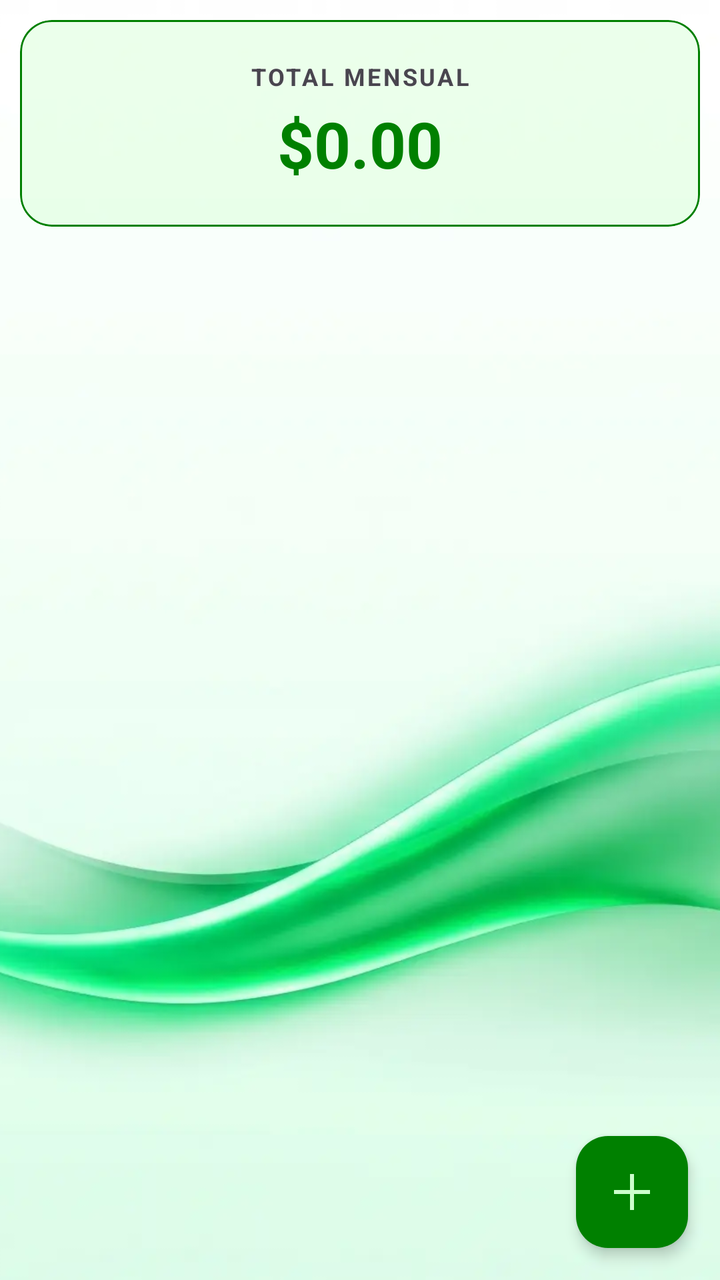
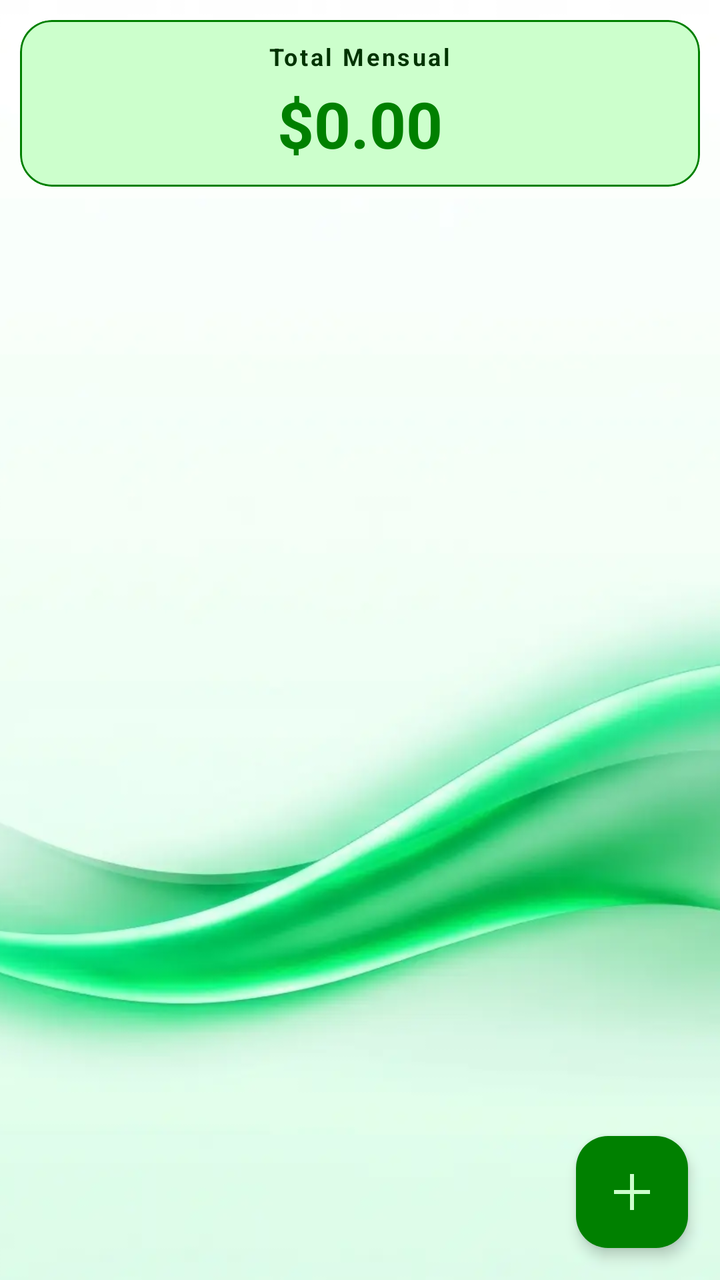

Compare the two renders of this Android layout. The source of the first and the diff that turns it into the second are given below.
<!-- AndroidManifest.xml: application theme Theme.MyLittleFinanControl -->
<!-- res/layout/fragment_gastos_fijos.xml -->
<?xml version="1.0" encoding="utf-8"?>
<RelativeLayout xmlns:android="http://schemas.android.com/apk/res/android"
    xmlns:app="http://schemas.android.com/apk/res-auto"
    xmlns:tools="http://schemas.android.com/tools"
    android:layout_width="match_parent"
    android:layout_height="match_parent"
    tools:context=".Fragmentos.FragmentGastosFijos">

    <ImageView
        android:id="@+id/imagenFondo"
        android:layout_width="match_parent"
        android:layout_height="match_parent"
        android:src="@drawable/background_1_ligth"
        android:scaleType="centerCrop" />

    
    <com.google.android.material.card.MaterialCardView
        android:id="@+id/cv_total"
        android:layout_width="match_parent"
        android:layout_height="wrap_content"
        android:layout_marginTop="20dp"
        app:cardCornerRadius="16dp"
        app:cardElevation="0dp"
        app:cardBackgroundColor="@color/primary_glass"
        app:strokeWidth="1dp"
        android:layout_marginVertical="10dp"
        android:layout_marginHorizontal="10dp"
        android:padding="10dp"
        app:strokeColor="@color/primary">

        <LinearLayout
            android:layout_width="match_parent"
            android:layout_height="wrap_content"
            android:orientation="vertical"
            android:padding="20dp"
            android:gravity="center">

            <TextView
                android:layout_width="wrap_content"
                android:layout_height="wrap_content"
                android:text="TOTAL MENSUAL"
                android:textSize="12sp"
                android:letterSpacing="0.1"
                android:textColor="?attr/colorOnSurfaceVariant"
                android:textStyle="bold" />

            <TextView
                android:id="@+id/tv_total_monto"
                android:layout_width="wrap_content"
                android:layout_height="wrap_content"
                android:text="$0.00"
                android:textSize="32sp"
                android:textColor="@color/primary"
                android:textStyle="bold"
                android:layout_marginTop="4dp"/>
        </LinearLayout>
    </com.google.android.material.card.MaterialCardView>

    
    <androidx.recyclerview.widget.RecyclerView
        android:id="@+id/rv_gastos_fijos"
        android:layout_width="match_parent"
        android:layout_height="match_parent"
        android:layout_below="@id/cv_total"
        android:layout_marginHorizontal="6dp"
        tools:listitem="@layout/item_gasto_fijo"/>

    
    <com.google.android.material.floatingactionbutton.FloatingActionButton
        android:id="@+id/fab_agregar"
        android:layout_width="wrap_content"
        android:layout_height="wrap_content"
        android:layout_alignParentEnd="true"
        android:layout_alignParentBottom="true"
        android:layout_margin="16dp"
        android:src="@drawable/ic_add"
        app:backgroundTint="@color/primary"
        app:tint="@color/white"
        app:elevation="4dp"
        android:contentDescription="@string/txt_agregar_gasto_fijo" />

</RelativeLayout>
<!-- res/layout/item_gasto_fijo.xml (included above) -->
<?xml version="1.0" encoding="utf-8"?>
<com.google.android.material.card.MaterialCardView xmlns:android="http://schemas.android.com/apk/res/android"
    xmlns:app="http://schemas.android.com/apk/res-auto"
    android:layout_width="match_parent"
    android:layout_height="wrap_content"
    app:cardBackgroundColor="@color/primary_glass"
    app:cardCornerRadius="8dp"
    app:cardElevation="0dp"
    app:cardUseCompatPadding="true"
    app:strokeWidth="1dp"
    app:strokeColor="@color/primary">

    <RelativeLayout
        android:layout_width="match_parent"
        android:layout_height="wrap_content"
        android:padding="15dp">

        <LinearLayout
            android:layout_width="wrap_content"
            android:layout_height="wrap_content"
            android:layout_alignParentStart="true"
            android:layout_toStartOf="@+id/ll_acciones"
            android:orientation="vertical">

            <TextView
                android:id="@+id/tv_concepto"
                android:layout_width="wrap_content"
                android:layout_height="wrap_content"
                android:text="CONCEPTO"
                android:textAllCaps="true"
                android:textSize="16sp"
                android:textStyle="bold"
                android:textColor="@color/black" />

            <TextView
                android:id="@+id/tv_monto"
                android:layout_width="wrap_content"
                android:layout_height="wrap_content"
                android:layout_marginTop="4dp"
                android:text="1000000"
                android:textSize="15sp"
                android:textColor="@color/primary" />

            <TextView
                android:id="@+id/tv_categoria"
                android:layout_width="wrap_content"
                android:layout_height="wrap_content"
                android:layout_marginTop="4dp"
                android:text="CATEGORÍA"
                android:textAllCaps="true"
                android:textStyle="bold"
                android:textSize="14sp"
                android:textColor="@color/black"/>

            <TextView
                android:id="@+id/tv_pago_info"
                android:layout_width="wrap_content"
                android:layout_height="wrap_content"
                android:layout_marginTop="2dp"
                android:text="Día 15 - Mensual"
                android:textSize="11sp"
                android:textColor="@color/primary" />

        </LinearLayout>

        <LinearLayout
            android:id="@+id/ll_acciones"
            android:layout_width="wrap_content"
            android:layout_height="wrap_content"
            android:layout_alignParentEnd="true"
            android:layout_centerVertical="true"
            android:orientation="horizontal">
            <ImageView
                android:id="@+id/iv_editar"
                android:layout_alignParentEnd="true"
                android:src="@drawable/ic_edit"
                app:tint="@color/primary"
                android:layout_width="28dp"
                android:layout_height="28dp"/>

            <ImageView
                android:id="@+id/iv_eliminar"
                android:layout_alignParentEnd="true"
                android:src="@drawable/ic_delete"
                android:layout_marginEnd="10dp"
                app:tint="@color/accent_alerta"
                android:layout_width="28dp"
                android:layout_height="28dp" />
        </LinearLayout>



    </RelativeLayout>
</com.google.android.material.card.MaterialCardView>
<!-- resources referenced by this layout -->
<resources>
  <color name="accent_alerta">#E55555</color>
  <color name="black">#003300</color>
  <color name="primary">#008000</color>
  <color name="primary_glass">#66CCFFCC</color>
  <color name="white">#CCFFCC</color>
  <!-- drawable background_1_ligth: webp bitmap (drawable, 18726 bytes) -->
  <!-- drawable ic_add (drawable) -->
  <vector xmlns:android="http://schemas.android.com/apk/res/android" android:autoMirrored="true" android:height="24dp" android:tint="#1F4F98" android:viewportHeight="960" android:viewportWidth="960" android:width="24dp">
        
      <path android:fillColor="@android:color/white" android:pathData="M440,840L440,520L120,520L120,440L440,440L440,120L520,120L520,440L840,440L840,520L520,520L520,840L440,840Z"/>
      
  </vector>
  <!-- drawable ic_delete (drawable) -->
  <vector xmlns:android="http://schemas.android.com/apk/res/android" android:autoMirrored="true" android:height="24dp" android:tint="#1F4F98" android:viewportHeight="24" android:viewportWidth="24" android:width="24dp">
        
      <path android:fillColor="@android:color/white" android:pathData="M6,19c0,1.1 0.9,2 2,2h8c1.1,0 2,-0.9 2,-2V7H6v12zM19,4h-3.5l-1,-1h-5l-1,1H5v2h14V4z"/>
      
  </vector>
  <!-- drawable ic_edit (drawable) -->
  <vector xmlns:android="http://schemas.android.com/apk/res/android" android:autoMirrored="true" android:height="24dp" android:tint="#1F4F98" android:viewportHeight="24" android:viewportWidth="24" android:width="24dp">
        
      <path android:fillColor="@android:color/white" android:pathData="M3,17.25V21h3.75L17.81,9.94l-3.75,-3.75L3,17.25zM20.71,7.04c0.39,-0.39 0.39,-1.02 0,-1.41l-2.34,-2.34c-0.39,-0.39 -1.02,-0.39 -1.41,0l-1.83,1.83 3.75,3.75 1.83,-1.83z"/>
      
  </vector>
  <string name="txt_agregar_gasto_fijo">Agregar Gasto Fijo</string>
  <style name="Theme.MyLittleFinanControl" parent="Base.Theme.MyLittleFinanControl" />
  <style name="Base.Theme.MyLittleFinanControl" parent="Theme.Material3.DayNight.NoActionBar">
          
          <item name="colorPrimary">@color/primary</item>
          <item name="colorOnPrimary">@color/white</item>
          <item name="colorSecondary">@color/secondary</item>
          <item name="colorOnSecondary">@color/white</item>
          
          
          <item name="android:windowBackground">@color/background_light</item>
          <item name="colorSurface">@color/background_light</item>
          
          
          <item name="colorError">@color/accent_alerta</item>
          
          
          <item name="android:statusBarColor">@color/background_light</item>
          <item name="android:windowLightStatusBar">true</item>
      </style>
  <color name="secondary">#33FF00</color>
  <color name="background_light">#CCFFCC</color>
</resources>

<!-- the commit's change to res/layout/fragment_gastos_fijos.xml (unified diff, before → after) -->
@@ -10,8 +10,9 @@
         android:id="@+id/imagenFondo"
         android:layout_width="match_parent"
         android:layout_height="match_parent"
-        android:src="@drawable/background_1_ligth"
+        android:src="@drawable/background_1"
         android:scaleType="centerCrop" />
+
 
     
     <com.google.android.material.card.MaterialCardView
@@ -21,7 +22,7 @@
         android:layout_marginTop="20dp"
         app:cardCornerRadius="16dp"
         app:cardElevation="0dp"
-        app:cardBackgroundColor="@color/primary_glass"
+        app:cardBackgroundColor="@color/white"
         app:strokeWidth="1dp"
         android:layout_marginVertical="10dp"
         android:layout_marginHorizontal="10dp"
@@ -32,16 +33,16 @@
             android:layout_width="match_parent"
             android:layout_height="wrap_content"
             android:orientation="vertical"
-            android:padding="20dp"
+            android:padding="10dp"
             android:gravity="center">
 
             <TextView
                 android:layout_width="wrap_content"
                 android:layout_height="wrap_content"
-                android:text="TOTAL MENSUAL"
+                android:text="Total Mensual"
                 android:textSize="12sp"
                 android:letterSpacing="0.1"
-                android:textColor="?attr/colorOnSurfaceVariant"
+                android:textColor="@color/black"
                 android:textStyle="bold" />
 
             <TextView
@@ -109,7 +110,7 @@
                 android:id="@+id/tv_concepto"
                 android:layout_width="wrap_content"
                 android:layout_height="wrap_content"
-                android:text="CONCEPTO"
+                android:text="Concepto"
                 android:textAllCaps="true"
                 android:textSize="16sp"
                 android:textStyle="bold"
@@ -129,7 +130,7 @@
                 android:layout_width="wrap_content"
                 android:layout_height="wrap_content"
                 android:layout_marginTop="4dp"
-                android:text="CATEGORÍA"
+                android:text="Categoria"
                 android:textAllCaps="true"
                 android:textStyle="bold"
                 android:textSize="14sp"
<!-- resource entries referenced after the edit -->
@@ -1,11 +1,11 @@
 <!-- resources referenced by this layout -->
 <resources>
-  <color name="accent_alerta">#E55555</color>
+  <color name="accent_alerta">#FF7878</color>
   <color name="black">#003300</color>
   <color name="primary">#008000</color>
   <color name="primary_glass">#66CCFFCC</color>
   <color name="white">#CCFFCC</color>
-  <!-- drawable background_1_ligth: webp bitmap (drawable, 18726 bytes) -->
+  <!-- drawable background_1: webp bitmap (drawable, 18726 bytes) -->
   <!-- drawable ic_add (drawable) -->
   <vector xmlns:android="http://schemas.android.com/apk/res/android" android:autoMirrored="true" android:height="24dp" android:tint="#1F4F98" android:viewportHeight="960" android:viewportWidth="960" android:width="24dp">
         
